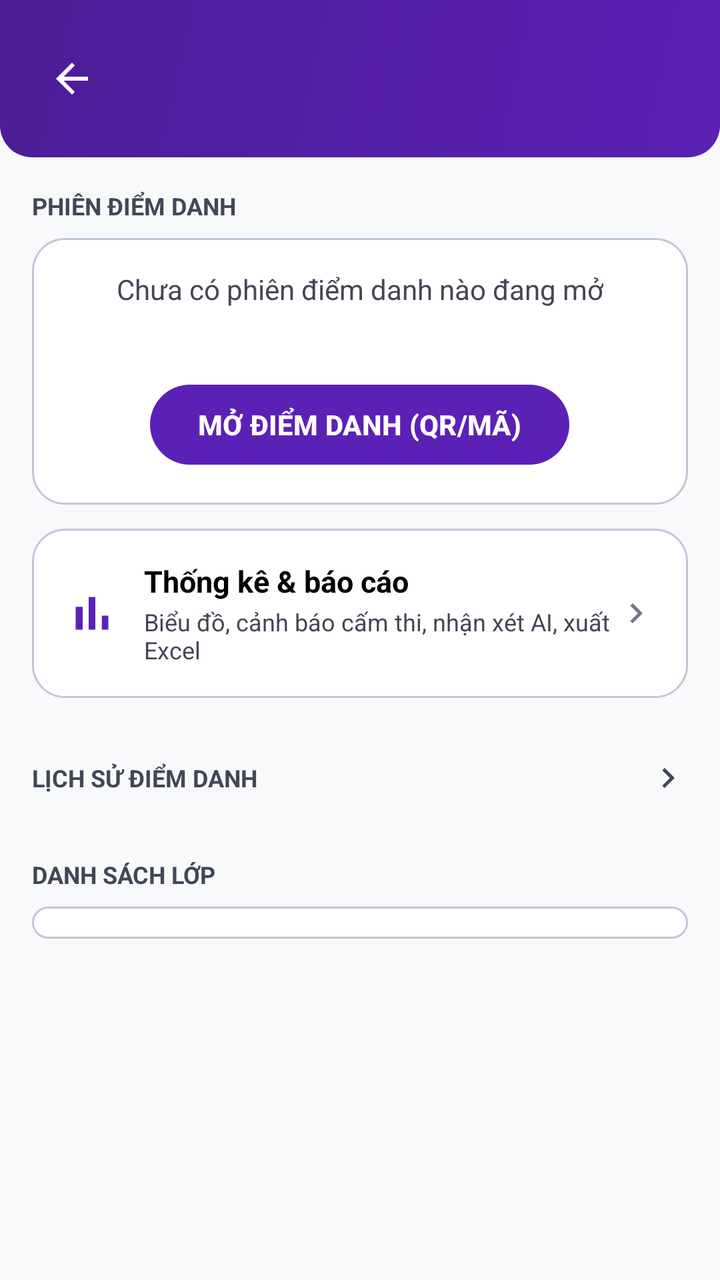
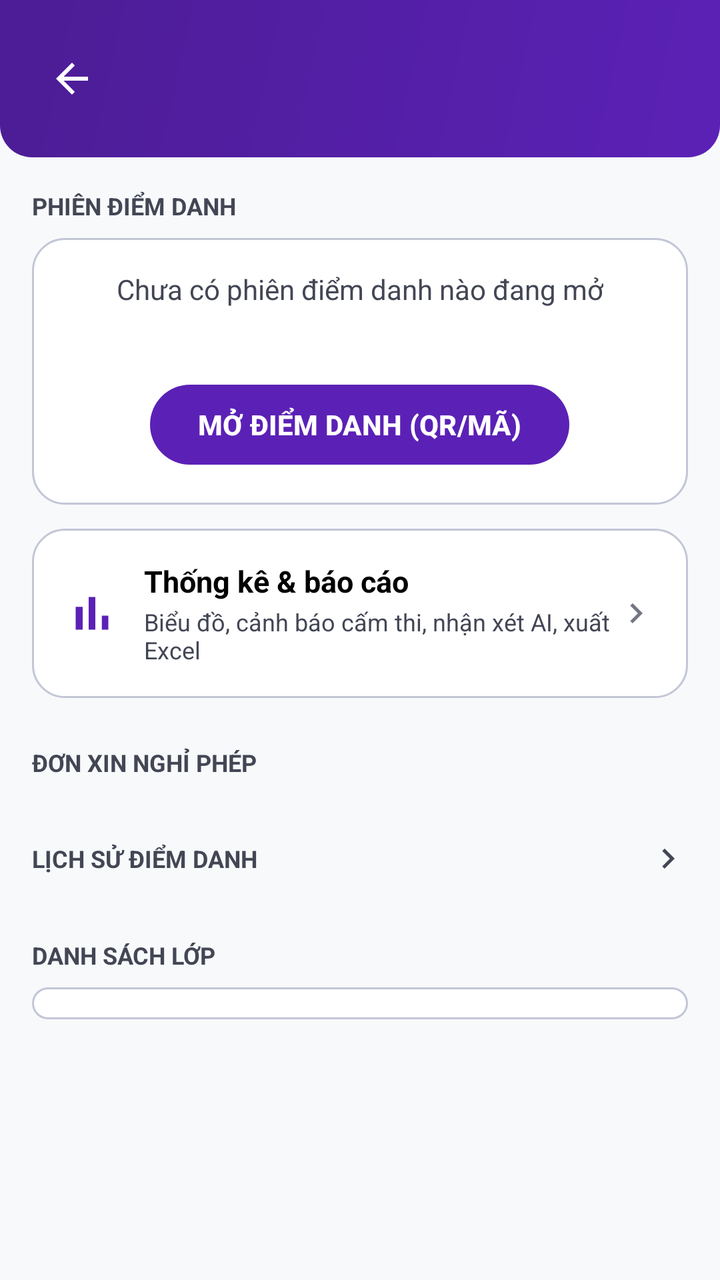

Two renders of the same Android screen: before a commit and after it. Below are the layout's source before the change and the commit's diff.
<!-- AndroidManifest.xml: application theme Theme.Kstudy -->
<!-- res/layout/fragment_teacher_class_detail.xml -->
<?xml version="1.0" encoding="utf-8"?>
<LinearLayout xmlns:android="http://schemas.android.com/apk/res/android"
    xmlns:app="http://schemas.android.com/apk/res-auto"
    android:layout_width="match_parent"
    android:layout_height="match_parent"
    android:background="@color/background"
    android:orientation="vertical">

    
    <LinearLayout
        android:layout_width="match_parent"
        android:layout_height="wrap_content"
        android:background="@drawable/bg_gradient_blue"
        android:orientation="horizontal"
        android:gravity="center_vertical"
        android:padding="16dp">

        <ImageView
            android:id="@+id/btnBackClassDetail"
            android:layout_width="40dp"
            android:layout_height="40dp"
            android:padding="8dp"
            android:src="@drawable/ic_back"
            android:background="?android:attr/selectableItemBackgroundBorderless"
            android:contentDescription="Back" />

        <LinearLayout
            android:layout_width="0dp"
            android:layout_height="wrap_content"
            android:layout_weight="1"
            android:layout_marginStart="8dp"
            android:orientation="vertical">

            <TextView
                android:id="@+id/tvDetailSubject"
                android:layout_width="wrap_content"
                android:layout_height="wrap_content"
                android:textColor="@color/white"
                android:textSize="20sp"
                android:textStyle="bold" />

            <TextView
                android:id="@+id/tvDetailClassInfo"
                android:layout_width="wrap_content"
                android:layout_height="wrap_content"
                android:layout_marginTop="2dp"
                android:textColor="@color/primary_container"
                android:textSize="13sp" />
        </LinearLayout>
    </LinearLayout>

    <androidx.core.widget.NestedScrollView
        android:layout_width="match_parent"
        android:layout_height="0dp"
        android:layout_weight="1"
        android:fillViewport="true">

        <LinearLayout
            android:layout_width="match_parent"
            android:layout_height="wrap_content"
            android:orientation="vertical"
            android:padding="16dp">

            
            <TextView
                android:layout_width="wrap_content"
                android:layout_height="wrap_content"
                android:text="PHIÊN ĐIỂM DANH"
                android:textColor="@color/text_secondary"
                android:textSize="12sp"
                android:textStyle="bold" />

            
            <LinearLayout
                android:id="@+id/layoutNoActiveSession"
                android:layout_width="match_parent"
                android:layout_height="wrap_content"
                android:layout_marginTop="8dp"
                android:background="@drawable/bg_card"
                android:orientation="vertical"
                android:padding="16dp"
                android:gravity="center">

                <TextView
                    android:layout_width="wrap_content"
                    android:layout_height="wrap_content"
                    android:text="Chưa có phiên điểm danh nào đang mở"
                    android:textColor="@color/text_secondary"
                    android:textSize="14sp" />

                <TextView
                    android:id="@+id/tvScheduleHint"
                    android:layout_width="wrap_content"
                    android:layout_height="wrap_content"
                    android:layout_marginTop="6dp"
                    android:gravity="center"
                    android:textColor="@color/outline"
                    android:textSize="12sp" />

                <Button
                    android:id="@+id/btnCreateSession"
                    style="@style/Widget.Material3.Button"
                    android:layout_width="wrap_content"
                    android:layout_height="wrap_content"
                    android:layout_marginTop="12dp"
                    android:text="MỞ ĐIỂM DANH (QR/MÃ)"
                    android:textColor="@color/white"
                    android:textStyle="bold" />
            </LinearLayout>

            
            <LinearLayout
                android:id="@+id/layoutActiveSession"
                android:layout_width="match_parent"
                android:layout_height="wrap_content"
                android:layout_marginTop="8dp"
                android:background="@drawable/bg_card"
                android:orientation="vertical"
                android:padding="16dp"
                android:visibility="gone">

                <LinearLayout
                    android:layout_width="match_parent"
                    android:layout_height="wrap_content"
                    android:gravity="center_vertical"
                    android:orientation="horizontal">

                    <View
                        android:layout_width="12dp"
                        android:layout_height="12dp"
                        android:background="@drawable/bg_circle_avatar"
                        android:backgroundTint="@color/present" />

                    <TextView
                        android:layout_width="wrap_content"
                        android:layout_height="wrap_content"
                        android:layout_marginStart="8dp"
                        android:text="Phiên điểm danh đang hoạt động"
                        android:textColor="@color/present"
                        android:textSize="14sp"
                        android:textStyle="bold" />
                </LinearLayout>

                <Button
                    android:id="@+id/btnOpenActiveSession"
                    style="@style/Widget.Material3.Button"
                    android:layout_width="match_parent"
                    android:layout_height="wrap_content"
                    android:layout_marginTop="12dp"
                    android:text="VÀO PHIÊN ĐIỂM DANH (QR/THỦ CÔNG)"
                    android:textColor="@color/white"
                    android:textStyle="bold" />
            </LinearLayout>

            
            <LinearLayout
                android:id="@+id/btnOpenClassStats"
                android:layout_width="match_parent"
                android:layout_height="wrap_content"
                android:layout_marginTop="12dp"
                android:background="@drawable/bg_card"
                android:clickable="true"
                android:focusable="true"
                android:foreground="?android:attr/selectableItemBackground"
                android:gravity="center_vertical"
                android:orientation="horizontal"
                android:padding="16dp">

                <ImageView
                    android:layout_width="28dp"
                    android:layout_height="28dp"
                    android:src="@drawable/ic_chart"
                    app:tint="@color/primary" />

                <LinearLayout
                    android:layout_width="0dp"
                    android:layout_height="wrap_content"
                    android:layout_marginStart="12dp"
                    android:layout_weight="1"
                    android:orientation="vertical">

                    <TextView
                        android:layout_width="wrap_content"
                        android:layout_height="wrap_content"
                        android:text="Thống kê &amp; báo cáo"
                        android:textColor="@color/black"
                        android:textSize="15sp"
                        android:textStyle="bold" />

                    <TextView
                        android:layout_width="wrap_content"
                        android:layout_height="wrap_content"
                        android:layout_marginTop="2dp"
                        android:text="Biểu đồ, cảnh báo cấm thi, nhận xét AI, xuất Excel"
                        android:textColor="@color/text_secondary"
                        android:textSize="12sp" />
                </LinearLayout>

                <ImageView
                    android:layout_width="20dp"
                    android:layout_height="20dp"
                    android:rotation="-90"
                    android:src="@drawable/ic_expand_more"
                    app:tint="@color/outline" />
            </LinearLayout>

            
            <LinearLayout
                android:id="@+id/layoutSessionHistoryHeader"
                android:layout_width="match_parent"
                android:layout_height="wrap_content"
                android:layout_marginTop="24dp"
                android:orientation="horizontal"
                android:gravity="center_vertical"
                android:clickable="true"
                android:focusable="true"
                android:background="?android:attr/selectableItemBackground"
                android:paddingVertical="6dp">

                <TextView
                    android:layout_width="0dp"
                    android:layout_height="wrap_content"
                    android:layout_weight="1"
                    android:text="LỊCH SỬ ĐIỂM DANH"
                    android:textColor="@color/text_secondary"
                    android:textSize="12sp"
                    android:textStyle="bold" />

                <ImageView
                    android:id="@+id/ivSessionHistoryToggle"
                    android:layout_width="20dp"
                    android:layout_height="20dp"
                    android:rotation="-90"
                    android:src="@drawable/ic_expand_more"
                    app:tint="@color/text_secondary" />
            </LinearLayout>

            <LinearLayout
                android:id="@+id/layoutSessionHistory"
                android:layout_width="match_parent"
                android:layout_height="wrap_content"
                android:layout_marginTop="8dp"
                android:orientation="vertical"
                android:visibility="gone" />

            
            <TextView
                android:layout_width="wrap_content"
                android:layout_height="wrap_content"
                android:layout_marginTop="24dp"
                android:text="DANH SÁCH LỚP"
                android:textColor="@color/text_secondary"
                android:textSize="12sp"
                android:textStyle="bold" />

            <androidx.recyclerview.widget.RecyclerView
                android:id="@+id/rvClassDetailStudents"
                android:layout_width="match_parent"
                android:layout_height="wrap_content"
                android:layout_marginTop="8dp"
                android:background="@drawable/bg_card"
                android:clipToPadding="false"
                android:nestedScrollingEnabled="false"
                android:paddingBottom="16dp" />
        </LinearLayout>
    </androidx.core.widget.NestedScrollView>
</LinearLayout>
<!-- resources referenced by this layout -->
<resources>
  <color name="background">#F8F9FB</color>
  <color name="black">#FF000000</color>
  <color name="outline">#737685</color>
  <color name="present">#4CAF50</color>
  <color name="primary">#5B21B6</color>
  <color name="primary_container">#EDE9FE</color>
  <color name="text_secondary">#434654</color>
  <color name="white">#FFFFFFFF</color>
  <!-- drawable bg_card (drawable) -->
  <?xml version="1.0" encoding="utf-8"?>
  <shape xmlns:android="http://schemas.android.com/apk/res/android"
      android:shape="rectangle">
      <solid android:color="@color/surface" />
      <corners android:radius="16dp" />
      <stroke
          android:width="1dp"
          android:color="@color/outline_variant" />
  </shape>
  <!-- drawable bg_circle_avatar (drawable) -->
  <?xml version="1.0" encoding="utf-8"?>
  <shape xmlns:android="http://schemas.android.com/apk/res/android"
      android:shape="oval">
      <solid android:color="@color/primary_container" />
      <stroke
          android:width="2dp"
          android:color="@color/primary" />
  </shape>
  <!-- drawable bg_gradient_blue (drawable) -->
  <?xml version="1.0" encoding="utf-8"?>
  <shape xmlns:android="http://schemas.android.com/apk/res/android"
      android:shape="rectangle">
      <gradient
          android:angle="135"
          android:endColor="@color/primary_dark"
          android:startColor="@color/primary" />
      <corners
          android:bottomLeftRadius="16dp"
          android:bottomRightRadius="16dp" />
  </shape>
  <!-- drawable ic_back (drawable) -->
  <vector xmlns:android="http://schemas.android.com/apk/res/android"
      android:width="24dp"
      android:height="24dp"
      android:viewportWidth="24"
      android:viewportHeight="24">
    <path
        android:fillColor="#FFFFFFFF"
        android:pathData="M20,11H7.83l5.59,-5.59L12,4l-8,8 8,8 1.41,-1.41L7.83,13H20v-2z"/>
  </vector>
  <!-- drawable ic_chart (drawable) -->
  <vector xmlns:android="http://schemas.android.com/apk/res/android"
      android:width="24dp"
      android:height="24dp"
      android:viewportWidth="24"
      android:viewportHeight="24">
      <path
          android:fillColor="#FF000000"
          android:pathData="M5,9.2h3V19H5zM10.6,5h2.8v14h-2.8zM16.2,13H19v6h-2.8z"/>
  </vector>
  <!-- drawable ic_expand_more (drawable) -->
  <vector xmlns:android="http://schemas.android.com/apk/res/android"
      android:width="24dp"
      android:height="24dp"
      android:viewportWidth="24"
      android:viewportHeight="24">
    <path
        android:fillColor="#FF000000"
        android:pathData="M16.59,8.59L12,13.17 7.41,8.59 6,10l6,6 6,-6z"/>
  </vector>
  <style name="Theme.Kstudy" parent="Base.Theme.Kstudy" />
  <color name="surface">#FFFFFF</color>
  <color name="outline_variant">#C3C6D6</color>
  <color name="primary_dark">#4C1D95</color>
  <style name="Base.Theme.Kstudy" parent="Theme.Material3.Light.NoActionBar">
          
          <item name="colorPrimary">@color/primary</item>
          <item name="colorOnPrimary">@color/white</item>
      </style>
</resources>

<!-- the commit's change to res/layout/fragment_teacher_class_detail.xml (unified diff, before → after) -->
@@ -205,11 +205,29 @@
             </LinearLayout>
 
             
+            <TextView
+                android:id="@+id/tvLeaveRequestsTitle"
+                android:layout_width="wrap_content"
+                android:layout_height="wrap_content"
+                android:layout_marginTop="24dp"
+                android:text="ĐƠN XIN NGHỈ PHÉP"
+                android:textColor="@color/text_secondary"
+                android:textSize="12sp"
+                android:textStyle="bold" />
+
+            <LinearLayout
+                android:id="@+id/layoutLeaveRequests"
+                android:layout_width="match_parent"
+                android:layout_height="wrap_content"
+                android:layout_marginTop="8dp"
+                android:orientation="vertical" />
+
+            
             <LinearLayout
                 android:id="@+id/layoutSessionHistoryHeader"
                 android:layout_width="match_parent"
                 android:layout_height="wrap_content"
-                android:layout_marginTop="24dp"
+                android:layout_marginTop="16dp"
                 android:orientation="horizontal"
                 android:gravity="center_vertical"
                 android:clickable="true"
